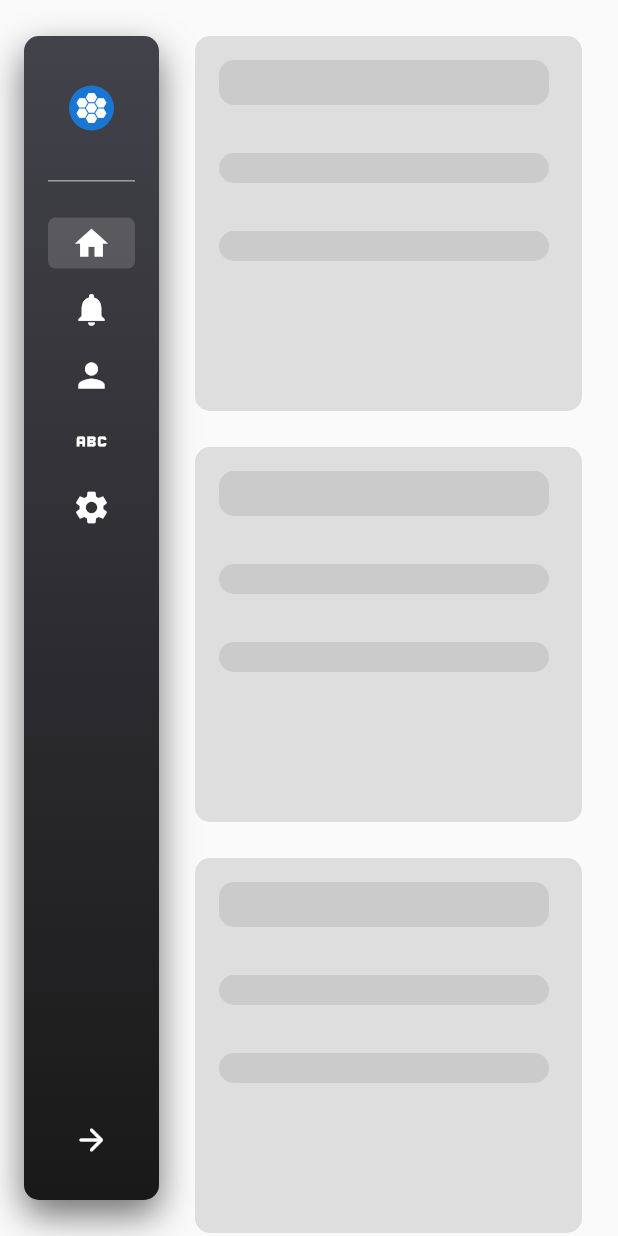
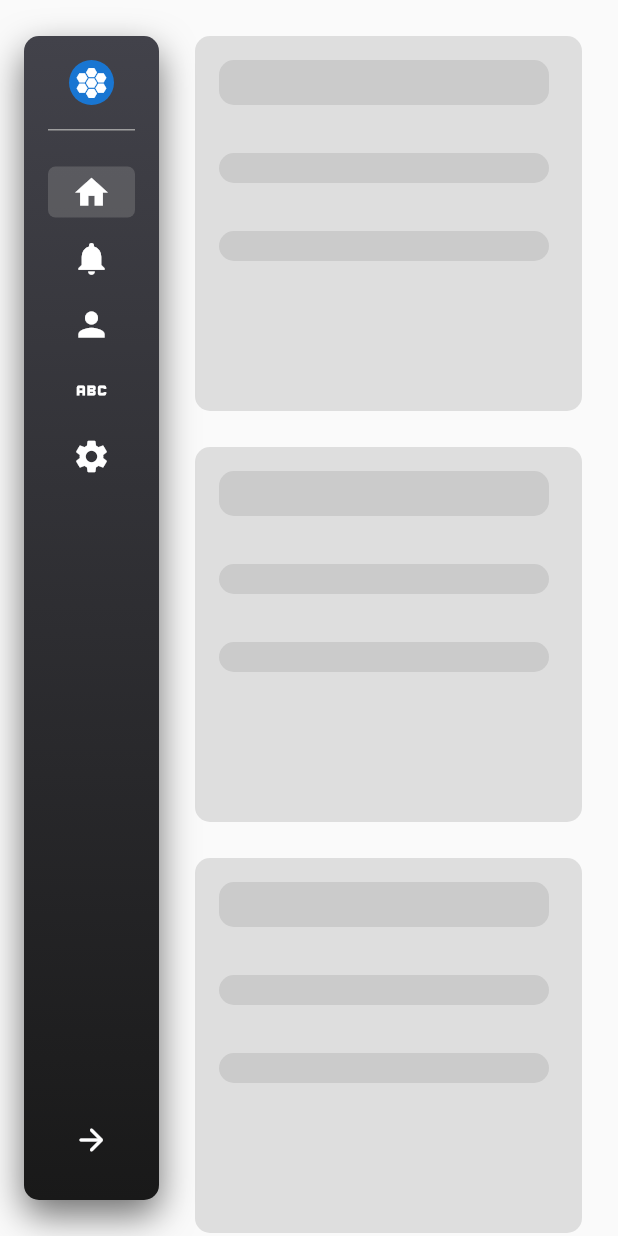
Before and after one commit to kesimo/animated_sidebar, a Flutter app: the screen it shows after launch, on a phone screen of 412 x 824 dp. Run offline on Flutter 3.47's test engine with Material 2 defaults, Android fonts, the phone set to English and light mode, and no system bars.

Commit message:
removed _buildIconHeader container height

```diff
--- a/lib/src/sidebar.dart
+++ b/lib/src/sidebar.dart
@@ -307,7 +307,6 @@ class _AnimatedSidebarState extends State<AnimatedSidebar>
   Widget _buildIconTextHeader() {
     return Container(
       padding: EdgeInsets.symmetric(horizontal: _calculateHeaderItemOffset()),
-      height: 64,
       child: Column(
         mainAxisAlignment: MainAxisAlignment.center,
         mainAxisSize: MainAxisSize.min,
```
